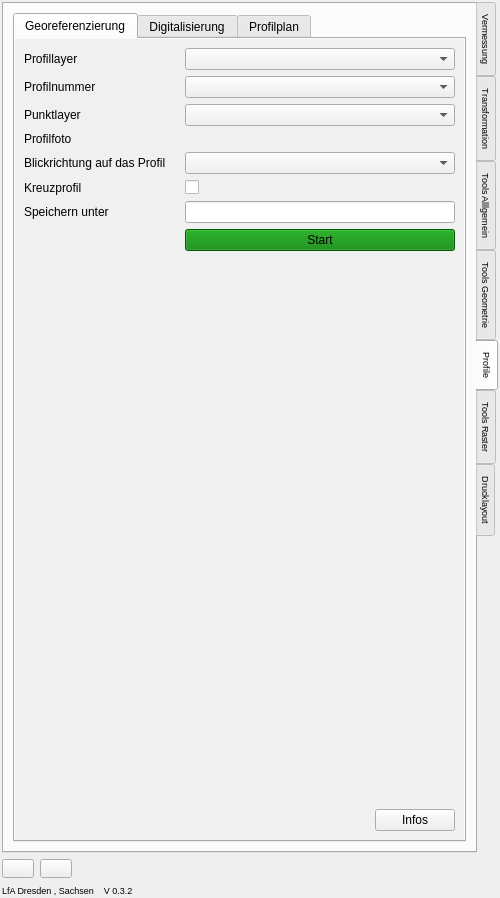
Landesamt-fuer-Archaeologie-Sachsen/Tachy2GIS_arch, file t2g_arch_dockwidget_base.ui: the form before one commit.
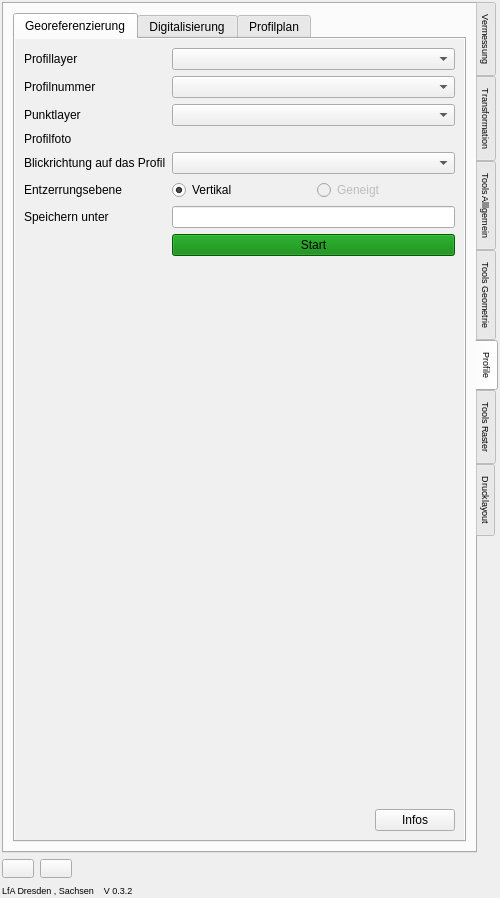
The form after the commit. Icons and pictures are not drawn. Custom widgets are drawn as their Qt base class.

```diff
--- a/t2g_arch_dockwidget_base.ui
+++ b/t2g_arch_dockwidget_base.ui
@@ -2944,21 +2944,6 @@
             <string>Georeferenzierung</string>
            </attribute>
            <layout class="QFormLayout" name="formLayout_5">
-            <property name="fieldGrowthPolicy">
-             <enum>QFormLayout::AllNonFixedFieldsGrow</enum>
-            </property>
-            <property name="labelAlignment">
-             <set>Qt::AlignLeading|Qt::AlignLeft|Qt::AlignVCenter</set>
-            </property>
-            <property name="horizontalSpacing">
-             <number>6</number>
-            </property>
-            <property name="verticalSpacing">
-             <number>6</number>
-            </property>
-            <property name="leftMargin">
-             <number>9</number>
-            </property>
             <item row="0" column="0">
              <widget class="QLabel" name="label_36">
               <property name="text">
@@ -3002,7 +2987,7 @@
             <item row="6" column="0">
              <widget class="QLabel" name="label_43">
               <property name="text">
-               <string>Blickrichtung auf das Profil    </string>
+               <string>Blickrichtung auf das Profil</string>
               </property>
              </widget>
             </item>
@@ -3012,22 +2997,33 @@
             <item row="8" column="0">
              <widget class="QLabel" name="label_44">
               <property name="text">
-               <string>Kreuzprofil</string>
+               <string>Entzerrungsebene</string>
               </property>
              </widget>
             </item>
             <item row="8" column="1">
-             <widget class="QCheckBox" name="checkboxKreuzprofil">
-              <property name="sizePolicy">
-               <sizepolicy hsizetype="Minimum" vsizetype="Fixed">
-                <horstretch>0</horstretch>
-                <verstretch>0</verstretch>
-               </sizepolicy>
-              </property>
-              <property name="text">
-               <string/>
-              </property>
-             </widget>
+             <layout class="QHBoxLayout" name="horizontalLayout_5">
+              <item>
+               <widget class="QRadioButton" name="radioDirectionHorizontal">
+                <property name="text">
+                 <string>Vertikal</string>
+                </property>
+                <property name="checked">
+                 <bool>true</bool>
+                </property>
+               </widget>
+              </item>
+              <item>
+               <widget class="QRadioButton" name="radioDirectionOriginal">
+                <property name="enabled">
+                 <bool>false</bool>
+                </property>
+                <property name="text">
+                 <string>Geneigt</string>
+                </property>
+               </widget>
+              </item>
+             </layout>
             </item>
             <item row="10" column="0">
              <widget class="QLabel" name="label_45">
@@ -3067,9 +3063,6 @@
             </item>
             <item row="13" column="1">
              <layout class="QHBoxLayout" name="horizontalLayout_6">
-              <property name="spacing">
-               <number>6</number>
-              </property>
               <property name="topMargin">
                <number>9</number>
               </property>
```
